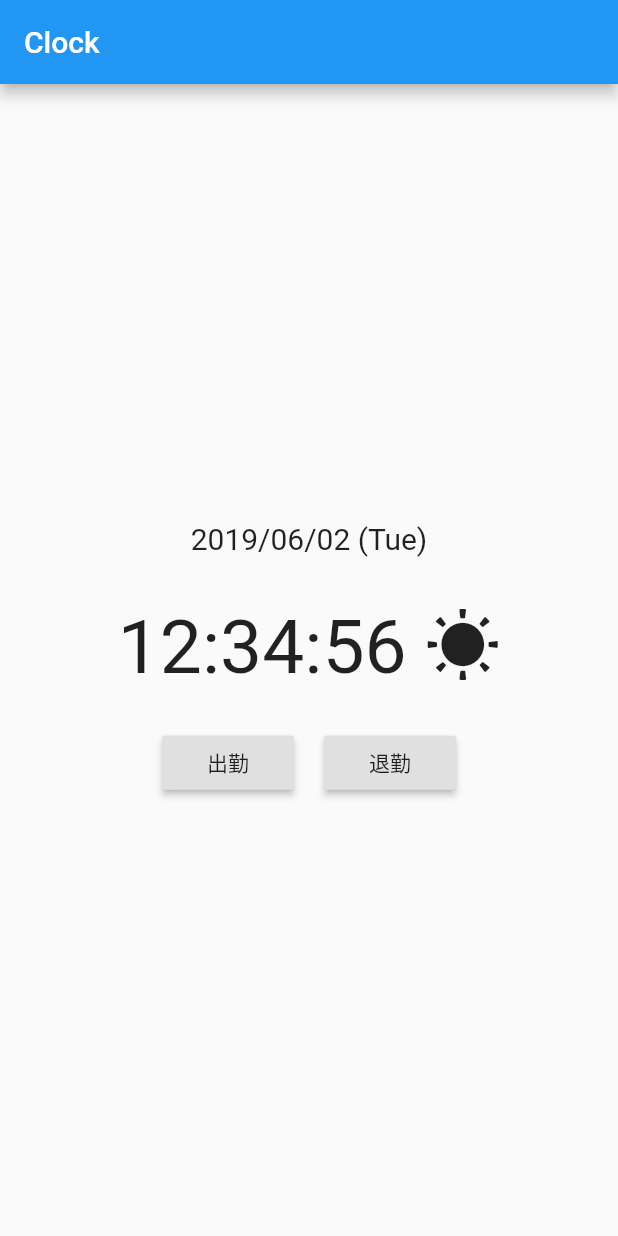
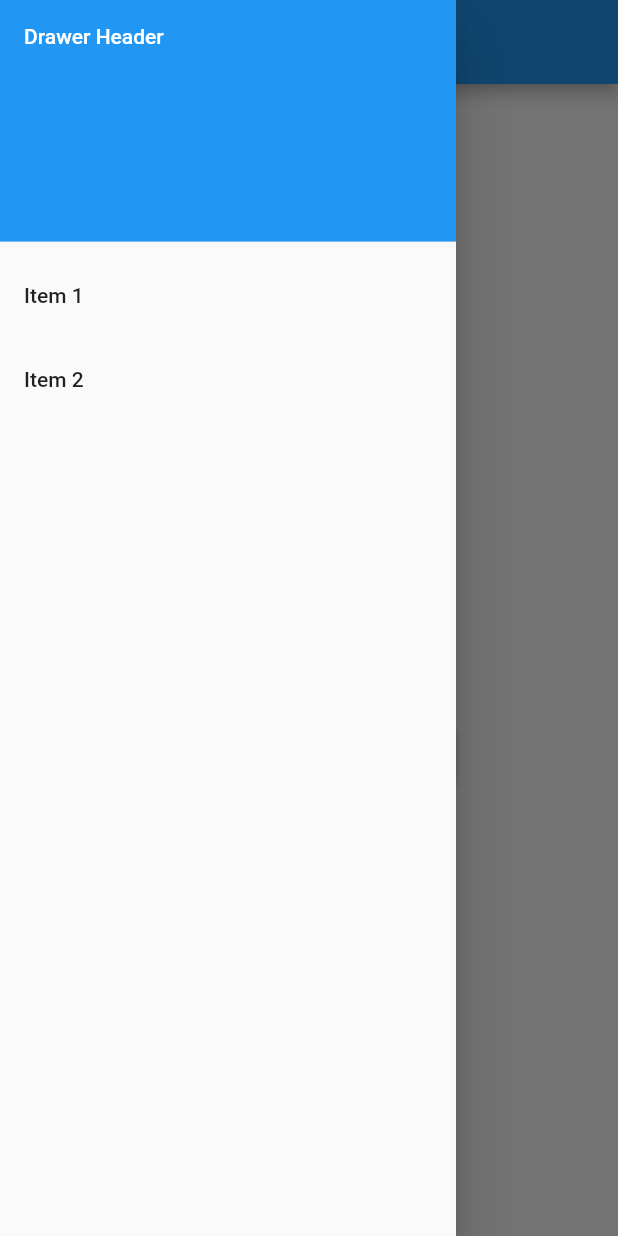
Before and after one commit to you0518/flutter_helloworld, a Flutter app: the ClockPage screen opened directly, with the side drawer open (before the commit the screen has no drawer), on a phone screen of 412 x 824 dp. Run offline on Flutter 3.47's test engine with Material 2 defaults, Android fonts, the phone set to English and light mode, and no system bars.

Commit message:
作った

```diff
--- a/lib/main.dart
+++ b/lib/main.dart
@@ -55,17 +55,6 @@ class MyHomePage extends StatefulWidget {
 
 class _MyHomePageState extends State<MyHomePage> {
   int _counter = 0;
-
-  void _incrementCounter() {
-    setState(() {
-      // This call to setState tells the Flutter framework that something has
-      // changed in this State, which causes it to rerun the build method below
-      // so that the display can reflect the updated values. If we changed
-      // _counter without calling setState(), then the build method would not be
-      // called again, and so nothing would appear to happen.
-      _counter++;
-    });
-  }
 
   @override
   Widget build(BuildContext context) {
--- a/lib/pages/clock.dart
+++ b/lib/pages/clock.dart
@@ -1,5 +1,8 @@
+import 'dart:async';
+
 import 'package:flutter/material.dart';
 import 'package:flutter_helloworld/utils/space_box.dart';
+import 'package:intl/intl.dart';
 
 class Clock extends StatelessWidget {
   // This widget is the root of your application.
@@ -24,11 +27,56 @@ class ClockPage extends StatefulWidget {
 }
 
 class _ClockPageState extends State<ClockPage> {
+  var _now = DateTime.now();
+  final DateFormat dateFormatter = new DateFormat('yyyy/MM/dd');
+  final DateFormat timeFormatter = new DateFormat('HH:mm:ss');
+  @override
+  void initState() {
+    super.initState();
+    Timer.periodic(
+        Duration(seconds: 1),
+        (Timer t) => setState(() {
+              _now = DateTime.now();
+            }));
+  }
+
   @override
   Widget build(BuildContext context) {
     return Scaffold(
       appBar: AppBar(
         title: Text(widget.title),
+      ),
+      drawer: Drawer(
+        // Add a ListView to the drawer. This ensures the user can scroll
+        // through the options in the drawer if there isn't enough vertical
+        // space to fit everything.
+        child: ListView(
+          // Important: Remove any padding from the ListView.
+          padding: EdgeInsets.zero,
+          children: <Widget>[
+            DrawerHeader(
+              child: Text(
+                'Drawer Header',
+                style: TextStyle(color: Colors.white),
+              ),
+              decoration: BoxDecoration(
+                color: Colors.blue,
+              ),
+            ),
+            ListTile(
+              title: Text('Item 1'),
+              onTap: () {
+                Navigator.pop(context);
+              },
+            ),
+            ListTile(
+              title: Text('Item 2'),
+              onTap: () {
+                Navigator.pop(context);
+              },
+            ),
+          ],
+        ),
       ),
       body: new Container(
           padding: new EdgeInsets.all(20.0),
@@ -49,14 +97,14 @@ class _ClockPageState extends State<ClockPage> {
 
   Text textDate(BuildContext context) {
     return Text(
-      '2019/06/02 (Tue)',
+      dateFormatter.format(_now),
       style: TextStyle(fontSize: 20),
     );
   }
 
   Text textTime(BuildContext context) {
     return Text(
-      '12:34:56 ☀️',
+      timeFormatter.format(_now),
       style: TextStyle(fontSize: 50),
     );
   }
```
Also changed, not shown: pubspec.yaml (+2 -7 lines), pubspec.lock.
